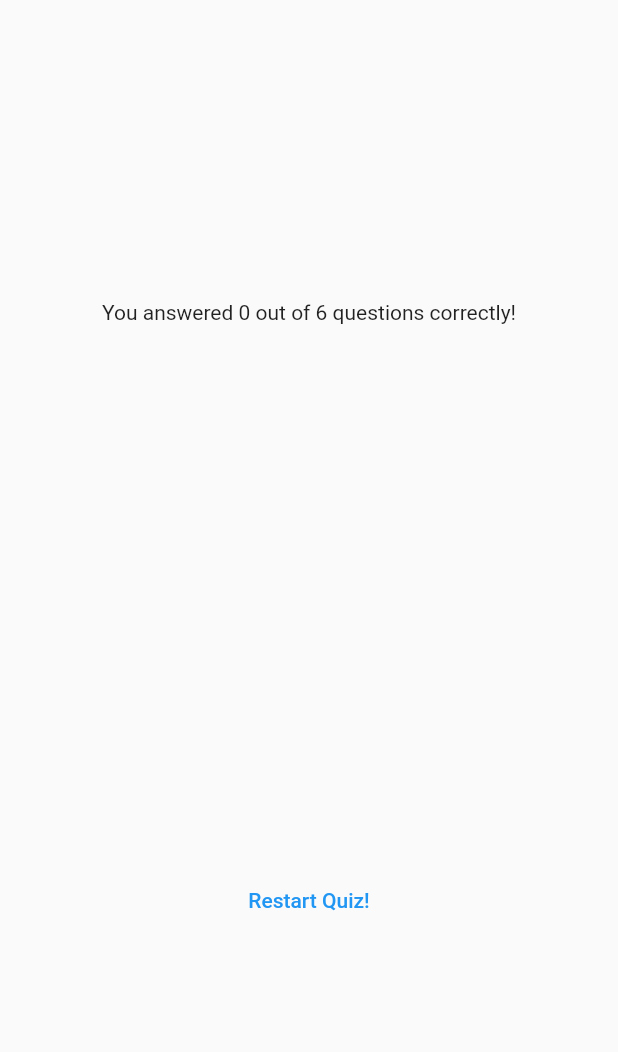
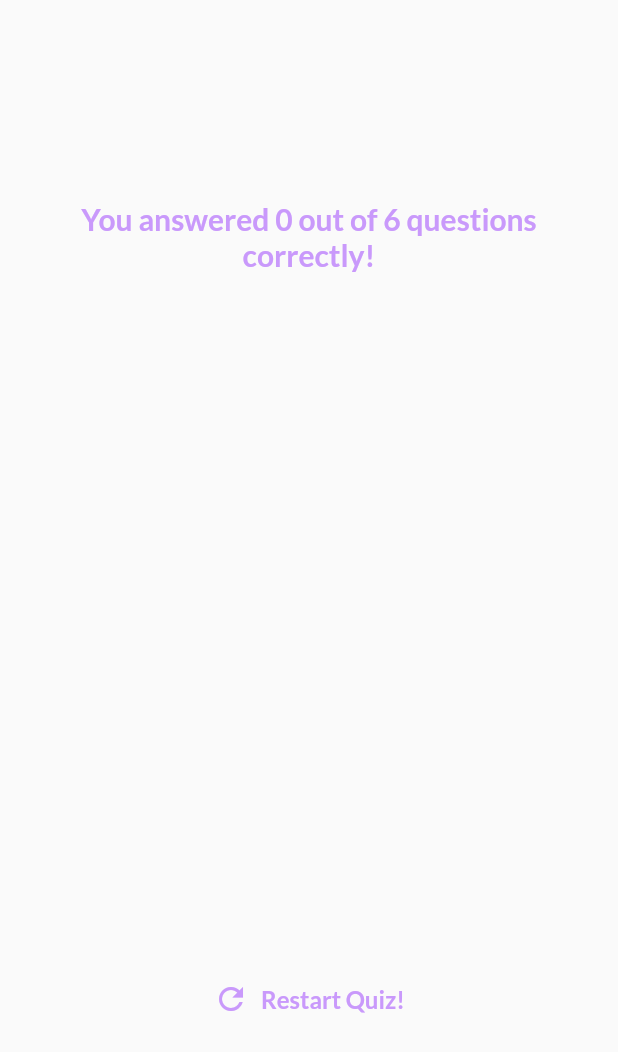
Before and after one commit to zakdim/fcg_adv_basics, a Flutter app: the ResultsScreen widget shown alone on an empty page, opened directly with empty values, on a phone screen of 412 x 824 dp. Shown: the top 1052 px of the screen. Run offline on Flutter 3.47's test engine with Material 2 defaults, Android fonts, the phone set to English and light mode, and no system bars; our stand-ins replace google_fonts.

Commit message:
s03-assign-01 Time to practice: flutter basics

```diff
--- /dev/null
+++ b/lib/questions_summary/questions_summary.dart
@@ -0,0 +1,24 @@
+import 'package:fcg_adv_basics/questions_summary/summary_item.dart';
+import 'package:flutter/material.dart';
+
+class QuestionsSummary extends StatelessWidget {
+  const QuestionsSummary(this.summaryData, {super.key});
+
+  final List<Map<String, Object>> summaryData;
+
+  @override
+  Widget build(BuildContext context) {
+    return SizedBox(
+      height: 400,
+      child: SingleChildScrollView(
+        child: Column(
+          children: summaryData.map(
+            (data) {
+              return SummaryItem(data);
+            },
+          ).toList(),
+        ),
+      ),
+    );
+  }
+}
--- a/lib/results_screen.dart
+++ b/lib/results_screen.dart
@@ -1,15 +1,18 @@
-import 'package:fcg_adv_basics/questions_summary.dart';
 import 'package:flutter/material.dart';
+import 'package:google_fonts/google_fonts.dart';
 
 import 'package:fcg_adv_basics/data/questions.dart';
+import 'package:fcg_adv_basics/questions_summary/questions_summary.dart';
 
 class ResultsScreen extends StatelessWidget {
   const ResultsScreen({
     super.key,
     required this.chosenAnswers,
+    required this.onRestart,
   });
 
   final List<String> chosenAnswers;
+  final void Function() onRestart;
 
   List<Map<String, Object>> getSummaryData() {
     // final List<Map<String, Object>> summary = [];
@@ -52,13 +55,30 @@ class ResultsScreen extends StatelessWidget {
           children: [
             Text(
               'You answered $numCorrectQuestions out of $numTotalQuestions questions correctly!',
+              style: GoogleFonts.lato(
+                color: const Color.fromARGB(255, 201, 153, 251),
+                fontSize: 20,
+                fontWeight: FontWeight.bold,
+              ),
+              textAlign: TextAlign.center,
             ),
             const SizedBox(height: 30),
             QuestionsSummary(summaryData),
             const SizedBox(height: 30),
-            TextButton(
-              onPressed: () {},
-              child: const Text('Restart Quiz!'),
+            TextButton.icon(
+              onPressed: onRestart,
+              icon: const Icon(
+                Icons.refresh,
+                color: Color.fromARGB(255, 201, 153, 251),
+              ),
+              label: Text(
+                'Restart Quiz!',
+                style: GoogleFonts.lato(
+                  color: const Color.fromARGB(255, 201, 153, 251),
+                  fontSize: 16,
+                  fontWeight: FontWeight.bold,
+                ),
+              ),
             )
           ],
         ),
```
Also changed, not shown: lib/questions_summary.dart (deleted, +0 -37 lines), lib/questions_summary/question_identifier.dart (added, +35 -0 lines), lib/questions_summary/summary_item.dart (added, +59 -0 lines), lib/quiz.dart (+46 -0 lines), lib/start_screen.dart (+4 -3 lines).
